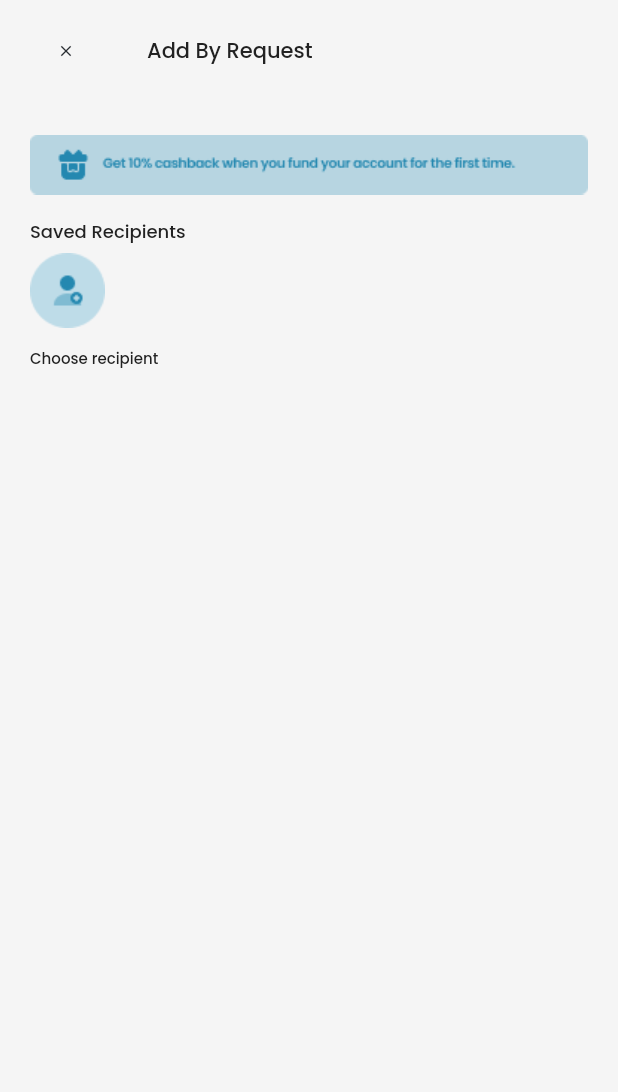
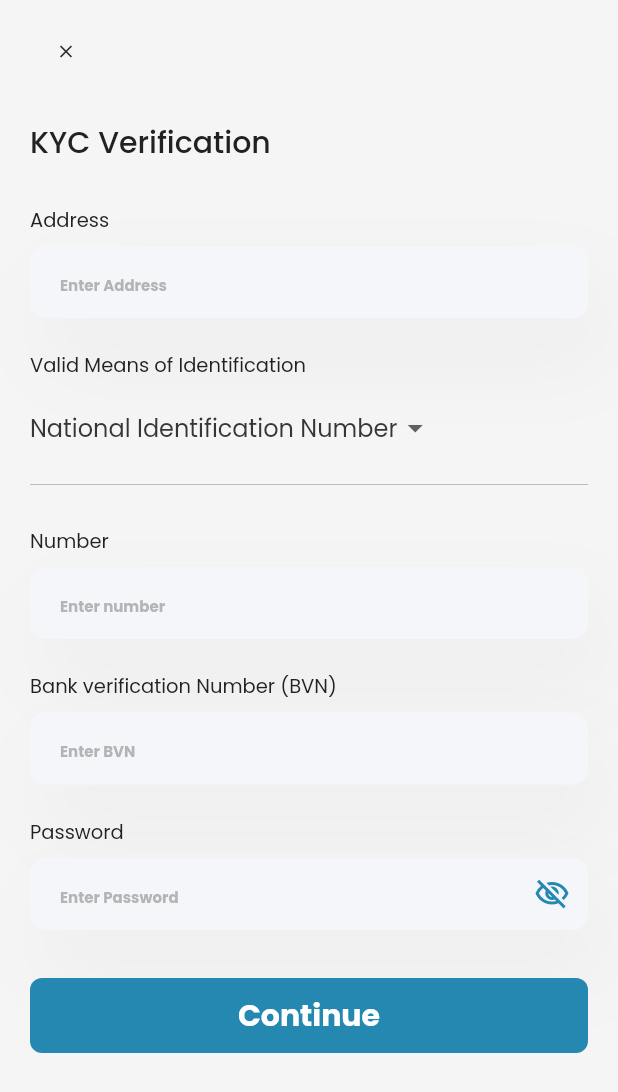
Before and after one commit to sholarrh/compact_pay, a Flutter app: the screen it shows after launch, on a phone screen of 412 x 824 dp. Shown: the top 1092 px of the screen. Run offline on Flutter 3.47's test engine with Material 2 defaults, Android fonts, the phone set to English and light mode, and no system bars; our stand-ins replace google_fonts, grouped_list, timer_count_down; missing offline and left inert: email_otp.

Commit message:
SOLA ON call

```diff
--- a/lib/main.dart
+++ b/lib/main.dart
@@ -1,5 +1,5 @@
 import 'package:compact_pay/provider/provider.dart';
-import 'package:compact_pay/screens/add_money/request_money/add_by_request.dart';
+import 'package:compact_pay/screens/auth/kyc_verification.dart';
 import 'package:flutter/material.dart';
 import 'package:google_fonts/google_fonts.dart';
 import 'package:provider/provider.dart';
@@ -27,7 +27,7 @@ class MyApp extends StatelessWidget {
             Theme.of(context).textTheme,
           ),
         ),
-        home: const AddByRequest(),
+        home: const KycVerification(),
       ),);
   }
 }
--- a/lib/provider/provider.dart
+++ b/lib/provider/provider.dart
@@ -10,6 +10,14 @@ class ProviderClass extends ChangeNotifier {
   final TextEditingController _emailTextController = TextEditingController();
   final TextEditingController _phoneNumberTextController =
       TextEditingController();
+
+  final TextEditingController _addressTextController = TextEditingController();
+  final TextEditingController _identificationNumberTextController =
+      TextEditingController();
+
+  final TextEditingController _identificationTextController =
+      TextEditingController();
+
   final TextEditingController _confirmPasswordTextController =
       TextEditingController();
   final TextEditingController _bvnTextController = TextEditingController();
@@ -53,6 +61,14 @@ class ProviderClass extends ChangeNotifier {
   TextEditingController get passwordTextController => _passwordTextController;
 
   TextEditingController get emailTextController => _emailTextController;
+
+  TextEditingController get addressTextController => _addressTextController;
+
+  TextEditingController get identificationNumberTextController =>
+      _identificationNumberTextController;
+
+  TextEditingController get identificationTextController =>
+      _identificationTextController;
 
   TextEditingController get phoneNumberTextController =>
       _phoneNumberTextController;
--- /dev/null
+++ b/lib/screens/auth/kyc_verification.dart
@@ -0,0 +1,224 @@
+import 'package:compact_pay/screens/auth/login.dart';
+import 'package:flutter/foundation.dart';
+import 'package:flutter/material.dart';
+import 'package:provider/provider.dart';
+
+import '../../provider/provider.dart';
+import '../../utils/app_colors.dart';
+import '../../widgets/my_button.dart';
+import '../../widgets/my_text.dart';
+import '../../widgets/show_snackbar.dart';
+import '../../widgets/text_form_field.dart';
+
+class KycVerification extends StatefulWidget {
+  const KycVerification({Key? key}) : super(key: key);
+
+  @override
+  State<KycVerification> createState() => _KycVerificationState();
+}
+
+class _KycVerificationState extends State<KycVerification> {
+  String dropdownValue = 'National Identification Number';
+
+  final _formKey = GlobalKey<FormState>();
+
+  GlobalKey<FormState> get formKey => _formKey;
+
+  @override
+  Widget build(BuildContext context) {
+    var data = Provider.of<ProviderClass>(context);
+    return Scaffold(
+      backgroundColor: backWhite,
+      body: SingleChildScrollView(
+        child: SafeArea(
+          child: Padding(
+            padding: const EdgeInsets.only(left: 20, right: 20),
+            child:
+                Column(crossAxisAlignment: CrossAxisAlignment.start, children: [
+              Padding(
+                padding: const EdgeInsets.only(top: 10, bottom: 22),
+                child: IconButton(
+                  icon: const Icon(Icons.close),
+                  iconSize: 14,
+                  color: close,
+                  onPressed: () {
+                    Navigator.pop(context);
+                  },
+                ),
+              ),
+              MyText(
+                'KYC Verification',
+                fontSize: 20,
+                fontWeight: FontWeight.w500,
+                color: black2121,
+                fontFamily: 'Poppins',
+              ),
+              Form(
+                key: formKey,
+                child: Column(
+                  crossAxisAlignment: CrossAxisAlignment.start,
+                  children: [
+                    Padding(
+                      padding: const EdgeInsets.only(top: 27.0, bottom: 8),
+                      child: MyText(
+                        'Address',
+                        fontSize: 13,
+                        fontFamily: 'Poppins',
+                        fontWeight: FontWeight.w400,
+                        color: black2121,
+                      ),
+                    ),
+                    InputField(
+                      inputController: data.addressTextController,
+                      isPassword: false,
+                      hintText: 'Enter Address',
+                      hasSuffixIcon: false,
+                      keyBoardType: TextInputType.name,
+                    ),
+                    Padding(
+                      padding: const EdgeInsets.only(top: 20.0, bottom: 8),
+                      child: MyText(
+                        'Valid Means of Identification',
+                        fontSize: 13,
+                        fontFamily: 'Poppins',
+                        fontWeight: FontWeight.w400,
+                        color: black2121,
+                      ),
+                    ),
+                    Container(
+                      width: double.infinity,
+                      height: 70,
+                      decoration: BoxDecoration(),
+                      child: DropdownButton<String>(
+                        value: dropdownValue,
+                        style: TextStyle(
+                          fontSize: 16,
+                          fontWeight: FontWeight.w400,
+                          color: black2121.withOpacity(0.9),
+                          fontFamily: 'Poppins',
+                        ),
+                        items: <String>[
+                          'National Identification Number',
+                          'Voters Card',
+                        ].map<DropdownMenuItem<String>>((String value) {
+                          return DropdownMenuItem<String>(
+                            value: value,
+                            child: MyText(value),
+                          );
+                        }).toList(),
+                        onChanged: (String? newValue) {
+                          setState(() {
+                            dropdownValue = newValue!;
+                            data.identificationTextController.text =
+                                dropdownValue;
+                          });
+                        },
+                      ),
+                    ),
+                    Padding(
+                      padding: const EdgeInsets.only(top: 20.0, bottom: 8),
+                      child: MyText(
+                        fontSize: 13,
+                        fontWeight: FontWeight.w400,
+                        color: black2121,
+                        'Number',
+                      ),
+                    ),
+                    InputField(
+                      inputController: data.identificationNumberTextController,
+                      isPassword: false,
+                      hintText: 'Enter number',
+                      hasSuffixIcon: false,
+                      keyBoardType: TextInputType.number,
+                    ),
+                    Padding(
+                      padding: const EdgeInsets.only(top: 20.0, bottom: 8),
+                      child: MyText(
+                        fontSize: 13,
+                        fontWeight: FontWeight.w400,
+                        color: black2121,
+                        'Bank verification Number (BVN)',
+                      ),
+                    ),
+                    InputField(
+                      inputController: data.bvnTextController,
+                      isPassword: false,
+                      hintText: 'Enter BVN',
+                      hasSuffixIcon: false,
+                      keyBoardType: TextInputType.number,
+                    ),
+                    Padding(
+                      padding: const EdgeInsets.only(top: 20.0, bottom: 8),
+                      child: MyText(
+                        fontSize: 13,
+                        fontWeight: FontWeight.w400,
+                        color: black2121,
+                        'Password',
+                      ),
+                    ),
+                    InputField(
+                      inputController: data.passwordTextController,
+                      isPassword: true,
+                      hintText: 'Enter Password',
+                      hasSuffixIcon: true,
+                      keyBoardType: TextInputType.name,
+                    ),
+                    Padding(
+                      padding: const EdgeInsets.only(top: 30),
+                      child: MyButton(
+                        height: 50,
+                        width: double.infinity,
+                        color: mainBlue,
+                        onTap: () async {
+                          if (formKey.currentState!.validate()) {
+                            data.isLoading = true;
+                            setState(() {});
+                            data.delay(4);
+                            try {
+                              data.addressTextController.clear();
+                              data.passwordTextController.clear();
+                              data.bvnTextController.clear();
+                              data.identificationNumberTextController.clear();
+                              Navigator.push(
+                                  context,
+                                  MaterialPageRoute(
+                                      builder: (context) => const Login()));
+                            } catch (e, s) {
+                              if (kDebugMode) {
+                                print(e);
+                              }
+                              if (kDebugMode) {
+                                print(s);
+                              }
+                            }
+                          } else {
+                            const ShowSnackBar(
+                              text: "There is an error",
+                              duration: 5,
+                            );
+                          }
+                        },
+                        child: data.isLoading == false
+                            ? MyText(
+                                'Continue',
+                                color: white,
+                                fontWeight: FontWeight.w700,
+                                fontSize: 20,
+                              )
+                            : const Center(
+                                child: CircularProgressIndicator(
+                                  color: white,
+                                ),
+                              ),
+                      ),
+                    ),
+                  ],
+                ),
+              ),
+            ]),
+          ),
+        ),
+      ),
+    );
+  }
+}
```
